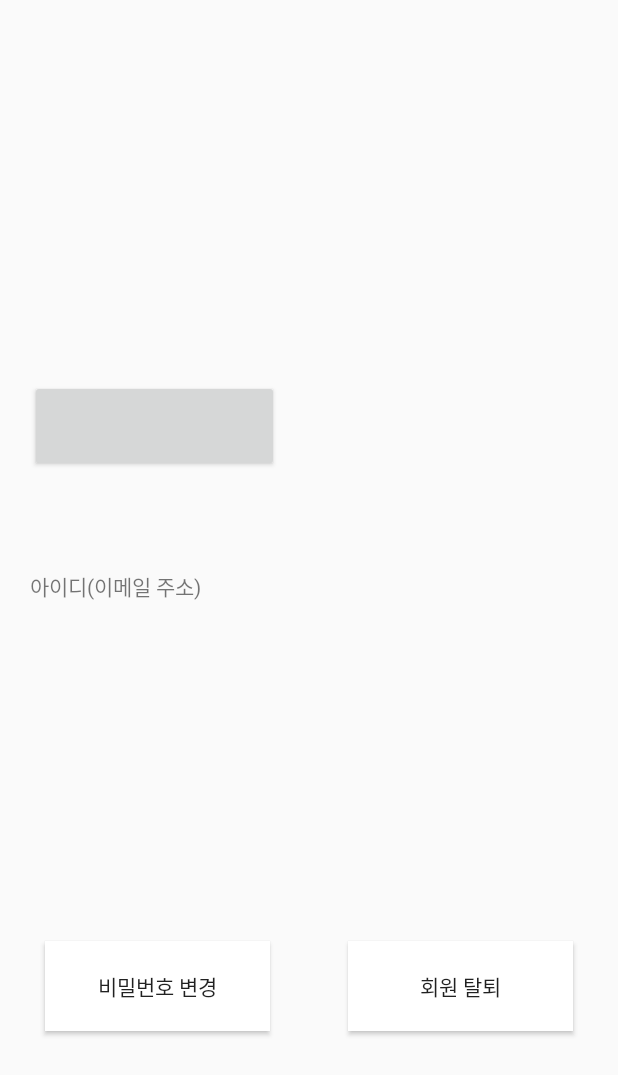
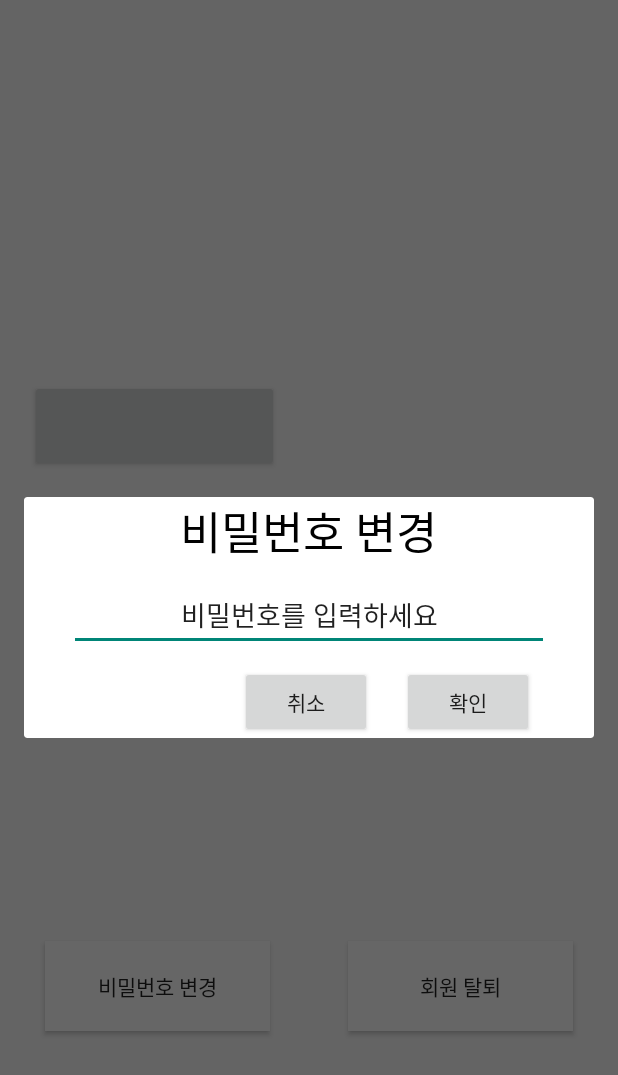
Before and after one commit to eaststarmmt/easy-connect, an Android app: the Page_mypage screen opened directly, with no data from a screen before it, after a tap on "비밀번호 변경", on a phone screen of 412 x 824 dp. Shown: the top 1075 px of the screen. Run offline under Robolectric (Android 15) with nearby library versions, the phone set to English and light mode, and no system bars; our stand-ins replace Firebase (no records; nobody signed in at launch, a user with empty details on screens opened directly); 2 statements that could not run were skipped.

Commit message:
Implement updating password

```diff
--- a/app/src/main/java/kr/ac/cau/easyconnect/Page_mypage.kt
+++ b/app/src/main/java/kr/ac/cau/easyconnect/Page_mypage.kt
@@ -36,6 +36,22 @@ class Page_mypage : AppCompatActivity() {
 
         button_change_password.setOnClickListener({
             // 비밀번호 변경 기능 2021-04-15 04:39
+            val dialog = UpdatePasswordDialog(this)
+            dialog.myDiag()
+            var input_password : String? = null
+
+            dialog.setOnClickedListener(object : UpdatePasswordDialog.ButtonClickListener{
+                override fun onClicked(password: String) {
+                    input_password = password
+                }
+            })
+            firebaseAuth.currentUser.updatePassword(input_password).addOnCompleteListener(this){
+                if(it.isSuccessful){
+                    // 비밀번호 변경 성공
+                    Toast.makeText(this, "비밀번호 변경 성공!!", Toast.LENGTH_SHORT).show()
+                    // 파이어스토어 변경
+                }
+            }
         })
 
         button_withdrawal.setOnClickListener({
@@ -56,6 +72,7 @@ class Page_mypage : AppCompatActivity() {
             builder.show()
 
             /////////////////////// 데이터베이스 firestore에서도 해당 회원 정보 삭제해야함!!!!!!!!!!!!!!!!!! 2021-04-15 04:39
+
         })
     }
 }
--- /dev/null
+++ b/app/src/main/java/kr/ac/cau/easyconnect/UpdatePasswordDialog.kt
@@ -0,0 +1,44 @@
+package kr.ac.cau.easyconnect
+
+import android.app.Dialog
+import android.content.Context
+import android.view.WindowManager
+import android.widget.Button
+import android.widget.EditText
+
+class UpdatePasswordDialog(context: Context) {
+    /////////////////////////// 비밀번호 변경하는 dialog 구현중인데 쓸지는 고민중입니다. + (withdrawal_dialog.xml) 2021-04-15 04:39
+    private val dialog = Dialog(context)
+
+    fun myDiag(){
+        val editText_change_password_ = dialog.findViewById<EditText>(R.id.edit_change_password)
+        val button_ok = dialog.findViewById<Button>(R.id.bt_change_ok)
+        val button_cancel = dialog.findViewById<Button>(R.id.bt_change_cancel)
+
+        dialog.setContentView(R.layout.update_password_dialog)
+        dialog.window!!.setLayout(WindowManager.LayoutParams.MATCH_PARENT, WindowManager.LayoutParams.WRAP_CONTENT)
+        dialog.setCanceledOnTouchOutside(true)
+        dialog.setCancelable(true)
+
+        dialog.show()
+
+        button_ok.setOnClickListener{
+            onClickListener.onClicked(editText_change_password_.text.toString())
+            dialog.dismiss()
+        }
+
+        button_cancel.setOnClickListener{
+            dialog.dismiss()
+        }
+    }
+
+    interface ButtonClickListener{
+        fun onClicked(password: String)
+    }
+
+    private lateinit var onClickListener: ButtonClickListener
+
+    fun setOnClickedListener(listener: ButtonClickListener){
+        onClickListener = listener
+    }
+}
--- /dev/null
+++ b/app/src/main/res/layout/update_password_dialog.xml
@@ -0,0 +1,54 @@
+<?xml version="1.0" encoding="utf-8"?>
+<LinearLayout
+    xmlns:android="http://schemas.android.com/apk/res/android"
+    android:layout_width="match_parent"
+    android:layout_height="match_parent"
+    android:orientation="vertical">
+
+    <LinearLayout
+        android:layout_width="match_parent"
+        android:layout_height="wrap_content"
+        android:orientation="vertical">
+
+        <TextView
+            android:layout_width="wrap_content"
+            android:layout_height="wrap_content"
+            android:layout_gravity="center_horizontal"
+            android:textSize="30dp"
+            android:textColor="#000000"
+            android:text="비밀번호 변경"/>
+        <EditText
+            android:id="@+id/edit_change_password"
+            android:layout_width="320dp"
+            android:layout_marginTop="10dp"
+            android:layout_height="wrap_content"
+            android:layout_gravity="center_horizontal"
+            android:textAlignment="center"
+            android:text="비밀번호를 입력하세요"/>
+
+        <RelativeLayout
+            android:layout_width="match_parent"
+            android:layout_height="wrap_content"
+            android:layout_marginTop="10dp">
+
+            <Button
+                android:id="@+id/bt_change_cancel"
+                android:layout_width="wrap_content"
+                android:layout_height="wrap_content"
+                android:layout_toLeftOf="@+id/bt_change_ok"
+                android:layout_marginRight="20dp"
+                android:text="취소"/>
+
+            <Button
+                android:id="@+id/bt_change_ok"
+                android:layout_width="wrap_content"
+                android:layout_height="wrap_content"
+                android:layout_alignParentRight="true"
+                android:layout_marginRight="40dp"
+                android:text="확인"/>
+
+
+        </RelativeLayout>
+
+    </LinearLayout>
+</LinearLayout>
```
Also changed, not shown: 2 other files.
